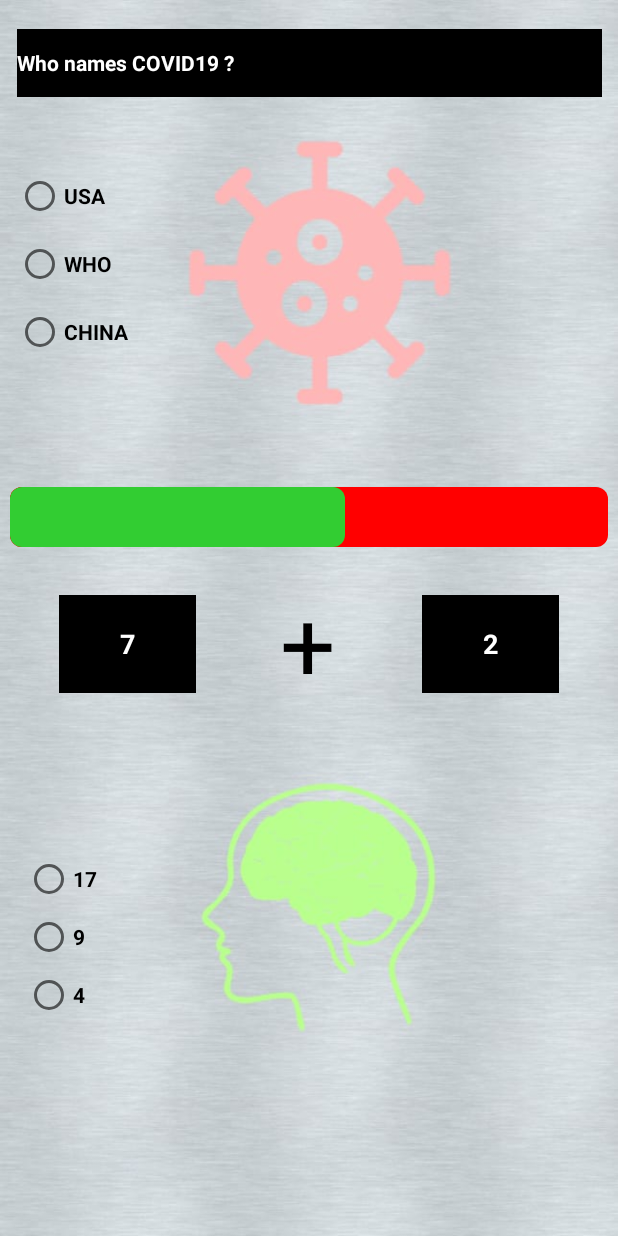
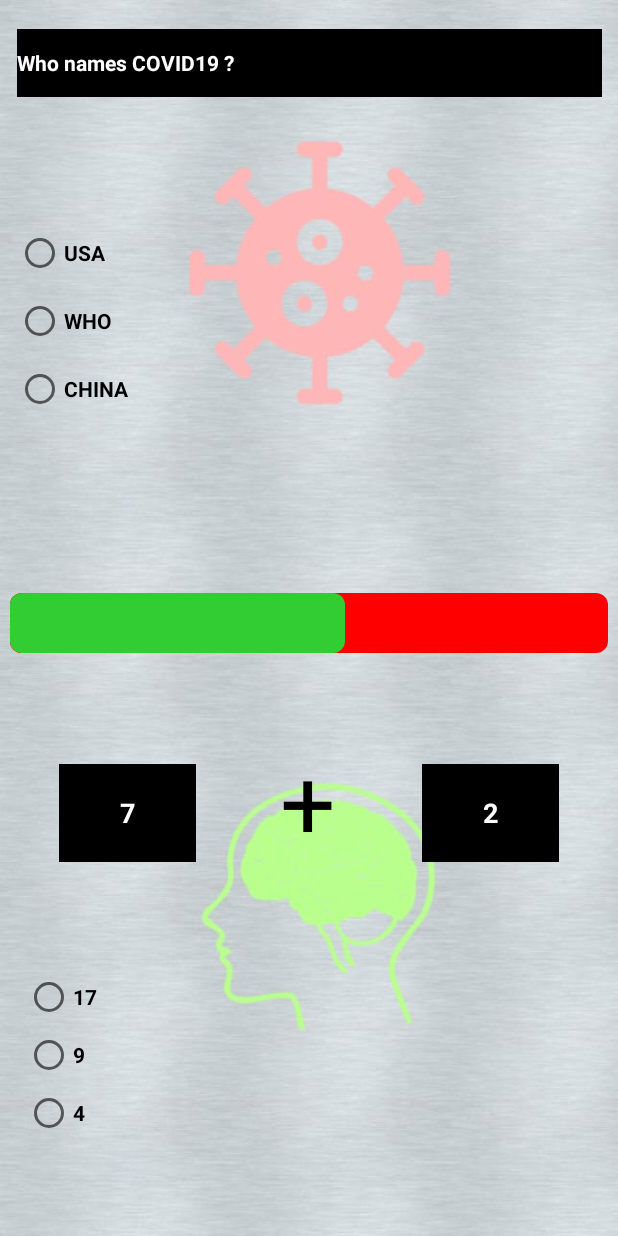
Before and after one commit to proximacentauriez/Covidinteractivegame, an Android app: the GameActivity screen opened directly, with no data from a screen before it, on a phone screen of 412 x 824 dp. Run offline under Robolectric (Android 15) with nearby library versions, the phone set to English and light mode, and no system bars; our stand-ins replace AdMob, sdp/ssp sizes.

Commit message:
Final Design phase 7

```diff
--- a/CovidInteractive/app/src/main/java/com/example/covidinteractive/MathWorker.java
+++ b/CovidInteractive/app/src/main/java/com/example/covidinteractive/MathWorker.java
@@ -68,7 +68,7 @@ public class MathWorker {
 
             case 2:
                 answer = math.mul(int1, int2);
-                operator = "*";
+                operator = "x";
                 break;
         }
         AddNumberToList(answer);
--- a/CovidInteractive/app/src/main/res/layout/activity_game.xml
+++ b/CovidInteractive/app/src/main/res/layout/activity_game.xml
@@ -14,27 +14,29 @@
         android:layout_height="@dimen/_40sdp"
         android:layout_marginStart="@dimen/_5sdp"
         android:layout_marginEnd="@dimen/_5sdp"
+        android:layout_marginTop="@dimen/_60sdp"
+        android:layout_marginBottom="@dimen/_100sdp"
         android:progress="30"
         android:secondaryProgress="60"
         android:theme="@style/MyProgressBarTwo"
+        app:layout_constraintBottom_toTopOf="@+id/adView"
         app:layout_constraintEnd_toEndOf="parent"
         app:layout_constraintStart_toStartOf="parent"
-        app:layout_constraintTop_toBottomOf="@+id/divider" />
+        app:layout_constraintTop_toBottomOf="@+id/editText9" />
 
     <RadioGroup
         android:id="@+id/radioGroup"
         android:layout_width="@dimen/_300sdp"
         android:layout_height="@dimen/_110sdp"
         android:layout_marginStart="@dimen/_110sdp"
+        android:layout_marginTop="@dimen/_15sdp"
+        android:layout_marginBottom="@dimen/_40sdp"
         android:layout_marginEnd="@dimen/_200sdp"
-        android:layout_marginTop="@dimen/_15sdp"
-        android:layout_marginBottom="@dimen/_10sdp"
-        app:layout_constraintBottom_toTopOf="@+id/divider"
+        app:layout_constraintBottom_toTopOf="@+id/progressBar5"
         app:layout_constraintEnd_toEndOf="parent"
         app:layout_constraintHorizontal_bias="0.348"
         app:layout_constraintStart_toStartOf="parent"
-        app:layout_constraintTop_toBottomOf="@+id/editText9"
-        app:layout_constraintVertical_bias="0.227">
+        app:layout_constraintTop_toBottomOf="@+id/editText9">
 
         <RadioButton
             android:id="@+id/radioOptionA"
@@ -43,8 +45,8 @@
             android:layout_marginTop="@dimen/_10sdp"
             android:checked="false"
             android:text=" Option A"
-            android:textStyle="bold"
-            android:textSize="@dimen/_11sdp" />
+            android:textSize="@dimen/_11sdp"
+            android:textStyle="bold" />
 
         <RadioButton
             android:id="@+id/radioOptionB"
@@ -53,8 +55,8 @@
             android:layout_marginTop="@dimen/_10sdp"
             android:checked="false"
             android:text=" Option B"
-            android:textStyle="bold"
-            android:textSize="@dimen/_11sdp" />
+            android:textSize="@dimen/_11sdp"
+            android:textStyle="bold" />
 
         <RadioButton
             android:id="@+id/radioOptionC"
@@ -63,54 +65,44 @@
             android:layout_marginTop="@dimen/_10sdp"
             android:checked="false"
             android:text=" Option C"
-            android:textStyle="bold"
-            android:textSize="@dimen/_11sdp" />
+            android:textSize="@dimen/_11sdp"
+            android:textStyle="bold" />
 
     </RadioGroup>
-
-    <View
-        android:id="@+id/divider"
-        android:layout_width="409dp"
-        android:layout_height="1dp"
-        android:layout_marginTop="-20dp"
-        android:background="@null"
-        app:layout_constraintBottom_toBottomOf="parent"
-        app:layout_constraintEnd_toEndOf="parent"
-        app:layout_constraintStart_toStartOf="parent"
-        app:layout_constraintTop_toTopOf="parent"
-        app:layout_constraintVertical_bias="0.4" />
 
     <EditText
         android:id="@+id/number1"
         android:layout_width="@dimen/_70sdp"
         android:layout_height="@dimen/_50sdp"
         android:layout_marginStart="@dimen/_30sdp"
-        android:layout_marginTop="@dimen/_60sdp"
+        android:background="#000000"
+        android:editable="false"
         android:ems="10"
         android:gravity="center"
         android:inputType="number"
-        android:background="#000000"
         android:textColor="#ffffff"
         android:textStyle="bold"
-        android:editable="false"
+        app:layout_constraintBottom_toTopOf="@+id/radioGroup2"
         app:layout_constraintStart_toStartOf="parent"
-        app:layout_constraintTop_toBottomOf="@+id/divider" />
+        app:layout_constraintTop_toBottomOf="@+id/progressBar5" />
 
     <EditText
         android:id="@+id/number2"
         android:layout_width="@dimen/_70sdp"
         android:layout_height="@dimen/_50sdp"
-        android:layout_marginTop="@dimen/_60sdp"
+        android:layout_marginTop="@dimen/_5sdp"
+        android:layout_marginBottom="@dimen/_5sdp"
         android:layout_marginEnd="@dimen/_30sdp"
+        android:background="#000000"
+        android:editable="false"
         android:ems="10"
         android:gravity="center"
         android:inputType="number"
-        android:background="#000000"
         android:textColor="#ffffff"
         android:textStyle="bold"
-        android:editable="false"
+        app:layout_constraintBottom_toTopOf="@+id/radioGroup2"
         app:layout_constraintEnd_toEndOf="parent"
-        app:layout_constraintTop_toBottomOf="@+id/divider" />
+        app:layout_constraintTop_toBottomOf="@+id/progressBar5" />
 
     <RadioGroup
         android:id="@+id/radioGroup2"
@@ -118,20 +110,18 @@
         android:layout_height="@dimen/_95sdp"
         android:layout_marginStart="@dimen/_80sdp"
         android:layout_marginEnd="@dimen/_230sdp"
-        android:layout_marginTop="@dimen/_92sdp"
-        android:layout_marginBottom="@dimen/_55sdp"
-        app:layout_constraintBottom_toBottomOf="parent"
+        android:layout_marginTop="@dimen/_5sdp"
+        android:layout_marginBottom="@dimen/_40sdp"
+        app:layout_constraintBottom_toTopOf="@+id/adView"
         app:layout_constraintEnd_toEndOf="parent"
         app:layout_constraintHorizontal_bias="0.348"
-        app:layout_constraintStart_toStartOf="parent"
-        app:layout_constraintTop_toBottomOf="@+id/divider"
-        app:layout_constraintVertical_bias="0.684">
+        app:layout_constraintStart_toStartOf="parent">
 
         <RadioButton
             android:id="@+id/radioButton1"
             android:layout_width="wrap_content"
             android:layout_height="wrap_content"
-            android:layout_marginTop="@dimen/_1sdp"
+            android:layout_marginTop="@dimen/_5sdp"
             android:text="op1"
             android:textStyle="bold"
             app:layout_constraintBottom_toTopOf="@+id/radioButton3"
@@ -187,22 +177,12 @@
         app:layout_constraintStart_toStartOf="parent"
         app:layout_constraintTop_toTopOf="parent" />
 
-    <View
-        android:id="@+id/divider3"
-        android:layout_width="match_parent"
-        android:layout_height="@dimen/_1sdp"
-        android:layout_marginTop="@dimen/_20sdp"
-        android:background="@null"
-        app:layout_constraintBottom_toTopOf="@+id/divider"
-        app:layout_constraintEnd_toEndOf="parent"
-        app:layout_constraintHorizontal_bias="0.588"
-        app:layout_constraintStart_toStartOf="parent"
-        app:layout_constraintTop_toBottomOf="@+id/radioGroup" />
-
     <EditText
         android:id="@+id/operator"
         android:layout_width="73dp"
         android:layout_height="65dp"
+        android:layout_marginTop="@dimen/_15sdp"
+        android:layout_marginBottom="@dimen/_10sdp"
         android:background="@null"
         android:editable="false"
         android:ems="10"
@@ -211,12 +191,11 @@
         android:text=""
         android:textColor="#000000"
         android:textSize="@dimen/_50sdp"
-        app:layout_constraintBottom_toBottomOf="parent"
+        app:layout_constraintBottom_toTopOf="@+id/radioGroup2"
         app:layout_constraintEnd_toStartOf="@+id/number2"
         app:layout_constraintHorizontal_bias="0.493"
         app:layout_constraintStart_toEndOf="@+id/number1"
-        app:layout_constraintTop_toBottomOf="@+id/progressBar5"
-        app:layout_constraintVertical_bias="0.093" />
+        app:layout_constraintTop_toBottomOf="@+id/progressBar5" />
 
     <com.google.android.gms.ads.AdView
         android:id="@+id/adView"
@@ -225,16 +204,14 @@
         android:layout_alignParentBottom="true"
         android:layout_centerHorizontal="true"
         android:layout_marginStart="@dimen/_5sdp"
-        android:layout_marginTop="@dimen/_350sdp"
         android:layout_marginEnd="@dimen/_5sdp"
-        android:layout_marginBottom="@dimen/_1sdp"
+        android:layout_marginTop="@dimen/_300sdp"
+        android:layout_marginBottom="@dimen/_5sdp"
         app:adSize="BANNER"
         app:adUnitId="ca-app-pub-3940256099942544/6300978111"
         app:layout_constraintBottom_toBottomOf="parent"
         app:layout_constraintEnd_toEndOf="parent"
         app:layout_constraintHorizontal_bias="0.498"
-        app:layout_constraintStart_toStartOf="parent"
-        app:layout_constraintTop_toTopOf="parent"
-        app:layout_constraintVertical_bias="0.836" />
+        app:layout_constraintStart_toStartOf="parent" />
 
 </androidx.constraintlayout.widget.ConstraintLayout>
```
Also changed, not shown: CovidInteractive/app/src/main/res/layout/activity_main.xml (+26 -31 lines), CovidInteractive/app/src/main/res/layout/activity_result.xml (+10 -13 lines).
